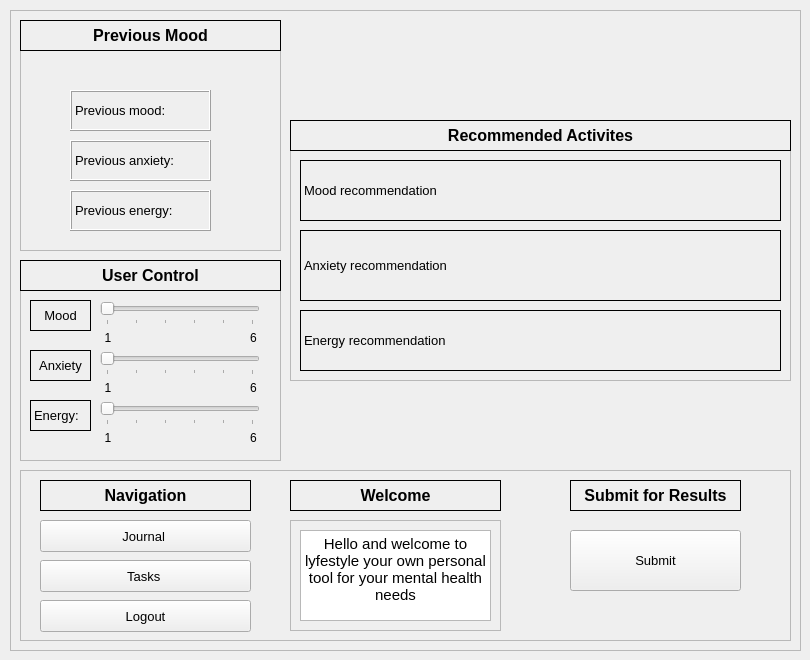
First picture: the form in moodtracker.ui, repository MaxRUnger/370Team8, before the edit.
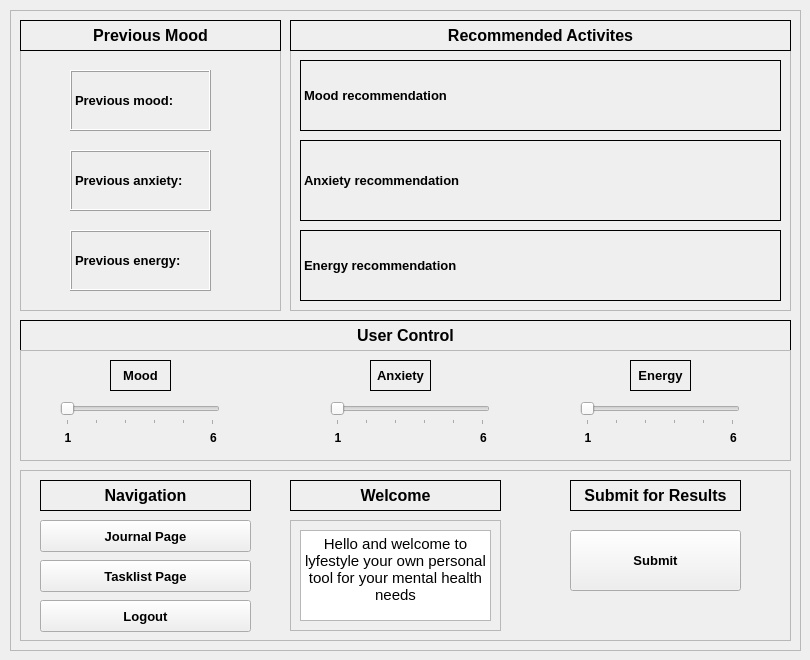
Second picture: the form after the edit.

Patch:
```diff
--- a/moodtracker.ui
+++ b/moodtracker.ui
@@ -17,9 +17,9 @@
    <property name="geometry">
     <rect>
      <x>20</x>
-     <y>290</y>
-     <width>261</width>
-     <height>171</height>
+     <y>350</y>
+     <width>771</width>
+     <height>111</height>
     </rect>
    </property>
    <property name="frameShape">
@@ -31,7 +31,7 @@
    <widget class="QLabel" name="MoodLabel">
     <property name="geometry">
      <rect>
-      <x>10</x>
+      <x>90</x>
       <y>10</y>
       <width>61</width>
       <height>31</height>
@@ -40,6 +40,7 @@
     <property name="font">
      <font>
       <pointsize>10</pointsize>
+      <bold>true</bold>
      </font>
     </property>
     <property name="frameShape">
@@ -58,8 +59,8 @@
    <widget class="QLabel" name="AnxietyLabel">
     <property name="geometry">
      <rect>
-      <x>10</x>
-      <y>60</y>
+      <x>350</x>
+      <y>10</y>
       <width>61</width>
       <height>31</height>
      </rect>
@@ -67,6 +68,7 @@
     <property name="font">
      <font>
       <pointsize>10</pointsize>
+      <bold>true</bold>
      </font>
     </property>
     <property name="frameShape">
@@ -85,8 +87,8 @@
    <widget class="QLabel" name="EnergyLabel">
     <property name="geometry">
      <rect>
-      <x>10</x>
-      <y>110</y>
+      <x>610</x>
+      <y>10</y>
       <width>61</width>
       <height>31</height>
      </rect>
@@ -94,20 +96,24 @@
     <property name="font">
      <font>
       <pointsize>10</pointsize>
+      <bold>true</bold>
      </font>
     </property>
     <property name="frameShape">
      <enum>QFrame::Shape::Box</enum>
     </property>
     <property name="text">
-     <string>Energy:</string>
+     <string>Energy</string>
+    </property>
+    <property name="alignment">
+     <set>Qt::AlignmentFlag::AlignCenter</set>
     </property>
    </widget>
    <widget class="QSlider" name="EnergySlider">
     <property name="geometry">
      <rect>
-      <x>80</x>
-      <y>110</y>
+      <x>560</x>
+      <y>50</y>
       <width>160</width>
       <height>25</height>
      </rect>
@@ -131,12 +137,17 @@
    <widget class="QLabel" name="label_2">
     <property name="geometry">
      <rect>
-      <x>80</x>
-      <y>140</y>
+      <x>560</x>
+      <y>80</y>
       <width>16</width>
       <height>16</height>
      </rect>
     </property>
+    <property name="font">
+     <font>
+      <bold>true</bold>
+     </font>
+    </property>
     <property name="text">
      <string>1</string>
     </property>
@@ -147,12 +158,17 @@
    <widget class="QLabel" name="label">
     <property name="geometry">
      <rect>
-      <x>230</x>
-      <y>140</y>
+      <x>710</x>
+      <y>80</y>
       <width>16</width>
       <height>16</height>
      </rect>
     </property>
+    <property name="font">
+     <font>
+      <bold>true</bold>
+     </font>
+    </property>
     <property name="text">
      <string>6</string>
     </property>
@@ -160,8 +176,8 @@
    <widget class="QSlider" name="AnxietySlider">
     <property name="geometry">
      <rect>
-      <x>80</x>
-      <y>60</y>
+      <x>310</x>
+      <y>50</y>
       <width>160</width>
       <height>25</height>
      </rect>
@@ -185,12 +201,17 @@
    <widget class="QLabel" name="label_4">
     <property name="geometry">
      <rect>
-      <x>80</x>
-      <y>90</y>
+      <x>310</x>
+      <y>80</y>
       <width>16</width>
       <height>16</height>
      </rect>
     </property>
+    <property name="font">
+     <font>
+      <bold>true</bold>
+     </font>
+    </property>
     <property name="text">
      <string>1</string>
     </property>
@@ -201,12 +222,17 @@
    <widget class="QLabel" name="label_3">
     <property name="geometry">
      <rect>
-      <x>230</x>
-      <y>90</y>
+      <x>460</x>
+      <y>80</y>
       <width>16</width>
       <height>16</height>
      </rect>
     </property>
+    <property name="font">
+     <font>
+      <bold>true</bold>
+     </font>
+    </property>
     <property name="text">
      <string>6</string>
     </property>
@@ -214,12 +240,17 @@
    <widget class="QLabel" name="label_1mood">
     <property name="geometry">
      <rect>
-      <x>80</x>
-      <y>40</y>
+      <x>40</x>
+      <y>80</y>
       <width>16</width>
       <height>16</height>
      </rect>
     </property>
+    <property name="font">
+     <font>
+      <bold>true</bold>
+     </font>
+    </property>
     <property name="text">
      <string>1</string>
     </property>
@@ -230,8 +261,8 @@
    <widget class="QSlider" name="MoodSlider">
     <property name="geometry">
      <rect>
-      <x>80</x>
-      <y>10</y>
+      <x>40</x>
+      <y>50</y>
       <width>160</width>
       <height>25</height>
      </rect>
@@ -255,42 +286,22 @@
    <widget class="QLabel" name="label_mood">
     <property name="geometry">
      <rect>
-      <x>230</x>
-      <y>40</y>
+      <x>190</x>
+      <y>80</y>
       <width>16</width>
       <height>16</height>
      </rect>
     </property>
+    <property name="font">
+     <font>
+      <bold>true</bold>
+     </font>
+    </property>
     <property name="text">
      <string>6</string>
     </property>
    </widget>
   </widget>
-  <widget class="QLabel" name="label2_2">
-   <property name="geometry">
-    <rect>
-     <x>20</x>
-     <y>260</y>
-     <width>261</width>
-     <height>31</height>
-    </rect>
-   </property>
-   <property name="font">
-    <font>
-     <pointsize>12</pointsize>
-     <bold>true</bold>
-    </font>
-   </property>
-   <property name="frameShape">
-    <enum>QFrame::Shape::Panel</enum>
-   </property>
-   <property name="text">
-    <string>User Control</string>
-   </property>
-   <property name="alignment">
-    <set>Qt::AlignmentFlag::AlignCenter</set>
-   </property>
-  </widget>
   <widget class="QFrame" name="frame_4">
    <property name="geometry">
     <rect>
@@ -312,7 +323,7 @@
       <x>10</x>
       <y>40</y>
       <width>261</width>
-      <height>201</height>
+      <height>261</height>
      </rect>
     </property>
     <property name="frameShape">
@@ -325,14 +336,15 @@
      <property name="geometry">
       <rect>
        <x>50</x>
-       <y>140</y>
+       <y>180</y>
        <width>141</width>
-       <height>41</height>
+       <height>61</height>
       </rect>
      </property>
      <property name="font">
       <font>
        <pointsize>10</pointsize>
+       <bold>true</bold>
       </font>
      </property>
      <property name="frameShape">
@@ -349,14 +361,15 @@
      <property name="geometry">
       <rect>
        <x>50</x>
-       <y>90</y>
+       <y>100</y>
        <width>141</width>
-       <height>41</height>
+       <height>61</height>
       </rect>
      </property>
      <property name="font">
       <font>
        <pointsize>10</pointsize>
+       <bold>true</bold>
       </font>
      </property>
      <property name="frameShape">
@@ -373,14 +386,15 @@
      <property name="geometry">
       <rect>
        <x>50</x>
-       <y>40</y>
+       <y>20</y>
        <width>141</width>
-       <height>41</height>
+       <height>61</height>
       </rect>
      </property>
      <property name="font">
       <font>
        <pointsize>10</pointsize>
+       <bold>true</bold>
       </font>
      </property>
      <property name="frameShape">
@@ -423,9 +437,9 @@
     <property name="geometry">
      <rect>
       <x>280</x>
-      <y>140</y>
+      <y>40</y>
       <width>501</width>
-      <height>231</height>
+      <height>261</height>
      </rect>
     </property>
     <property name="frameShape">
@@ -438,14 +452,15 @@
      <property name="geometry">
       <rect>
        <x>10</x>
-       <y>160</y>
+       <y>180</y>
        <width>481</width>
-       <height>61</height>
+       <height>71</height>
       </rect>
      </property>
      <property name="font">
       <font>
        <pointsize>10</pointsize>
+       <bold>true</bold>
       </font>
      </property>
      <property name="frameShape">
@@ -459,14 +474,15 @@
      <property name="geometry">
       <rect>
        <x>10</x>
-       <y>80</y>
+       <y>90</y>
        <width>481</width>
-       <height>71</height>
+       <height>81</height>
       </rect>
      </property>
      <property name="font">
       <font>
        <pointsize>10</pointsize>
+       <bold>true</bold>
       </font>
      </property>
      <property name="frameShape">
@@ -482,12 +498,13 @@
        <x>10</x>
        <y>10</y>
        <width>481</width>
-       <height>61</height>
+       <height>71</height>
       </rect>
      </property>
      <property name="font">
       <font>
        <pointsize>10</pointsize>
+       <bold>true</bold>
       </font>
      </property>
      <property name="frameShape">
@@ -502,7 +519,7 @@
     <property name="geometry">
      <rect>
       <x>280</x>
-      <y>110</y>
+      <y>10</y>
       <width>501</width>
       <height>31</height>
      </rect>
@@ -575,10 +592,11 @@
      <property name="font">
       <font>
        <pointsize>10</pointsize>
+       <bold>true</bold>
       </font>
      </property>
      <property name="text">
-      <string>Journal </string>
+      <string>Journal Page</string>
      </property>
     </widget>
     <widget class="QPushButton" name="TasksButton">
@@ -593,10 +611,11 @@
      <property name="font">
       <font>
        <pointsize>10</pointsize>
+       <bold>true</bold>
       </font>
      </property>
      <property name="text">
-      <string>Tasks </string>
+      <string>Tasklist Page</string>
      </property>
     </widget>
     <widget class="QPushButton" name="LoginButton">
@@ -611,6 +630,7 @@
      <property name="font">
       <font>
        <pointsize>10</pointsize>
+       <bold>true</bold>
       </font>
      </property>
      <property name="text">
@@ -629,6 +649,7 @@
      <property name="font">
       <font>
        <pointsize>10</pointsize>
+       <bold>true</bold>
       </font>
      </property>
      <property name="text">
@@ -722,6 +743,31 @@
      </widget>
     </widget>
    </widget>
+   <widget class="QLabel" name="label2_2">
+    <property name="geometry">
+     <rect>
+      <x>10</x>
+      <y>310</y>
+      <width>771</width>
+      <height>31</height>
+     </rect>
+    </property>
+    <property name="font">
+     <font>
+      <pointsize>12</pointsize>
+      <bold>true</bold>
+     </font>
+    </property>
+    <property name="frameShape">
+     <enum>QFrame::Shape::Panel</enum>
+    </property>
+    <property name="text">
+     <string>User Control</string>
+    </property>
+    <property name="alignment">
+     <set>Qt::AlignmentFlag::AlignCenter</set>
+    </property>
+   </widget>
    <zorder>frame_6</zorder>
    <zorder>frame_5</zorder>
    <zorder>label2_5</zorder>
```
Left out of the diff: 2 changed lines with no effect on the pictures.
